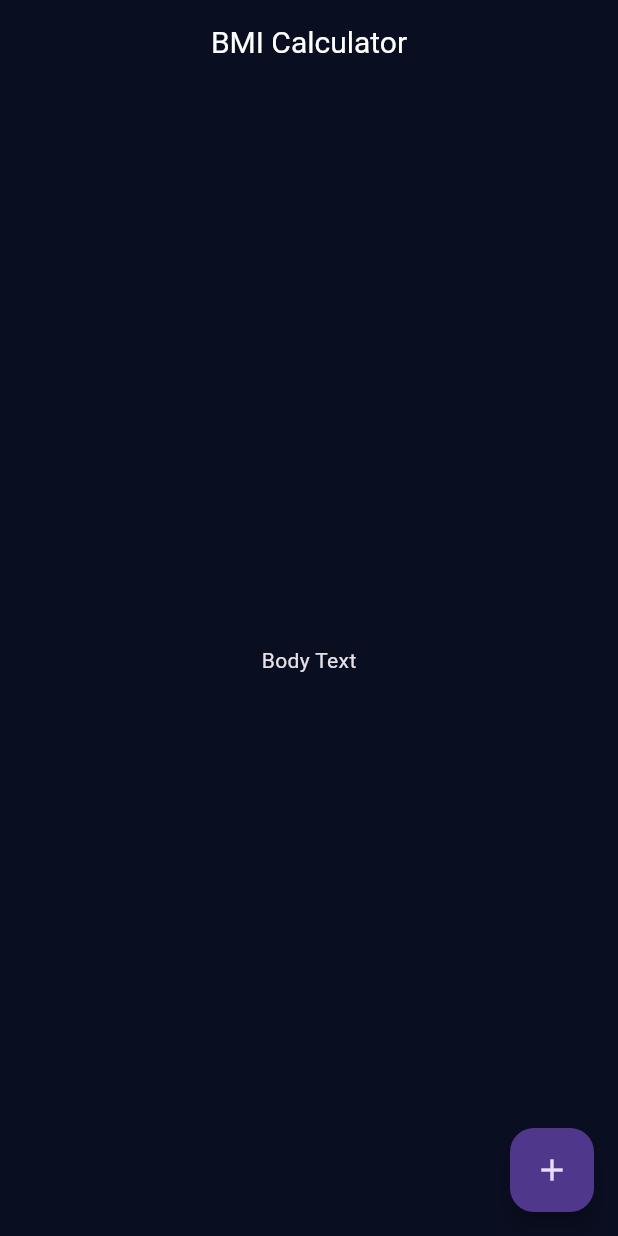
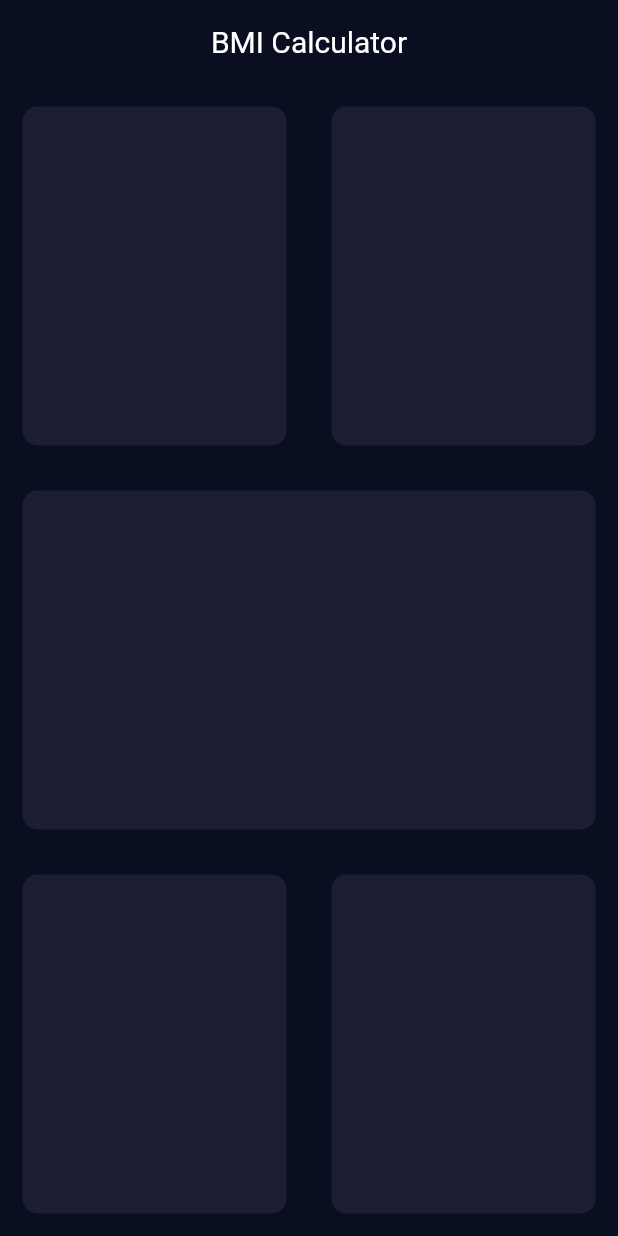
Before and after one commit to AhmedA005/BMICalculator, a Flutter app: the screen it shows after launch, on a phone screen of 412 x 824 dp. Run offline on Flutter 3.47's test engine with Material 3 defaults, Android fonts, the phone set to English and light mode, and no system bars.

Commit message:
finished layout

```diff
--- a/lib/input_page.dart
+++ b/lib/input_page.dart
@@ -15,13 +15,58 @@ class _InputPageState extends State<InputPage> {
         title: const Text('BMI Calculator'),
         centerTitle: true,
       ),
-      body: const Center(
-        child: Text('Body Text'),
-      ),
-      floatingActionButton: const FloatingActionButton(
-        child: Icon(Icons.add),
-        onPressed: null,
+      body: Column(
+        children: [
+          Expanded(
+            child: Row(
+              children: [
+                Expanded(
+                  child: ReusableCard(color: Color(0XFF1D1E33)),
+                ),
+                Expanded(
+                  child: ReusableCard(color: Color(0XFF1D1E33)),
+                ),
+              ],
+            ),
+          ),
+          Expanded(
+            child: Row(
+              children: [
+                Expanded(
+                  child: ReusableCard(color: Color(0XFF1D1E33)),
+                )
+              ],
+            ),
+          ),
+          Expanded(
+            child: Row(
+              children: [
+                Expanded(
+                  child: ReusableCard(color: Color(0XFF1D1E33)),
+                ),
+                Expanded(
+                  child: ReusableCard(color: Color(0XFF1D1E33)),
+                ),
+              ],
+            ),
+          ),
+        ],
       ),
     );
   }
 }
+
+class ReusableCard extends StatelessWidget {
+  Color? color;
+  ReusableCard({super.key, this.color});
+  @override
+  Widget build(BuildContext context) {
+    return Container(
+      margin: const EdgeInsets.all(15),
+      decoration: BoxDecoration(
+        borderRadius: BorderRadius.circular(10),
+        color: color,
+      ),
+    );
+  }
+}
```
